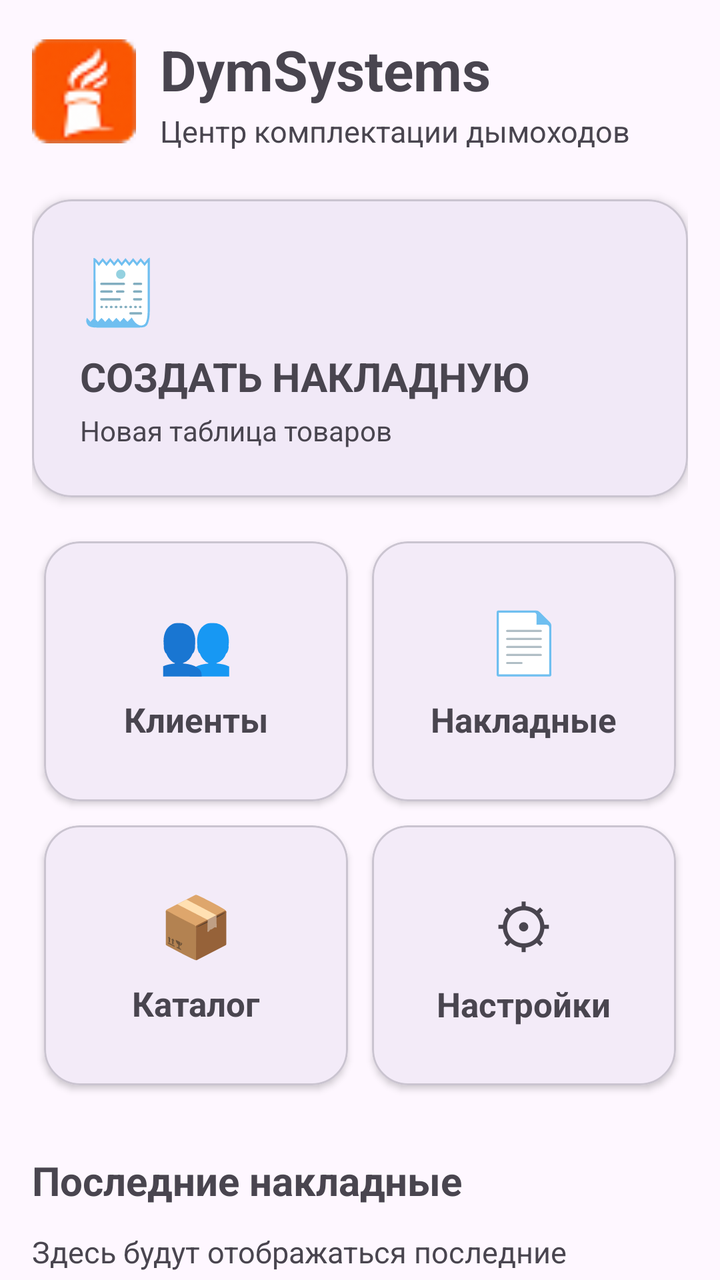
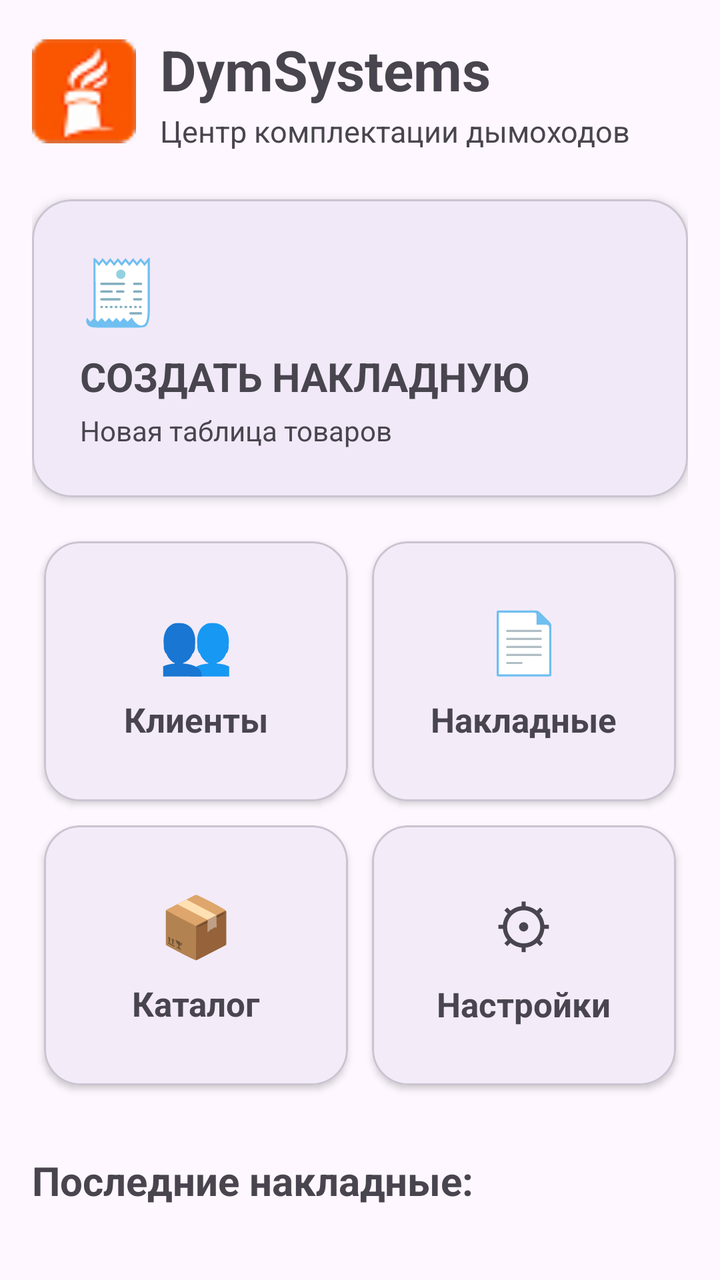

Before-and-after screenshots of an Android layout around one commit, followed by the original layout XML and the change that was made.
<!-- AndroidManifest.xml: application theme Theme.Dymsystem -->
<!-- res/layout/activity_main.xml -->
<?xml version="1.0" encoding="utf-8"?>
<androidx.core.widget.NestedScrollView
    xmlns:android="http://schemas.android.com/apk/res/android"
    xmlns:app="http://schemas.android.com/apk/res-auto"
    android:layout_width="match_parent"
    android:layout_height="match_parent"
    android:fillViewport="true">

    <LinearLayout
        android:id="@+id/main"
        android:layout_width="match_parent"
        android:layout_height="wrap_content"
        android:orientation="vertical"
        android:padding="16dp">

        
        <LinearLayout
            android:layout_width="match_parent"
            android:layout_height="wrap_content"
            android:gravity="center_vertical"
            android:orientation="horizontal">

            <ImageView
                android:layout_width="52dp"
                android:layout_height="52dp"
                android:contentDescription="Логотип"
                android:scaleType="fitCenter"
                android:src="@drawable/logo" />

            <LinearLayout
                android:layout_width="wrap_content"
                android:layout_height="wrap_content"
                android:layout_marginStart="12dp"
                android:orientation="vertical">

                <TextView
                    android:layout_width="wrap_content"
                    android:layout_height="wrap_content"
                    android:text="DymSystems"
                    android:textSize="28sp"
                    android:textStyle="bold" />

                <TextView
                    android:layout_width="wrap_content"
                    android:layout_height="wrap_content"
                    android:layout_marginTop="2dp"
                    android:text="Центр комплектации дымоходов"
                    android:textSize="15sp" />

            </LinearLayout>

        </LinearLayout>

        
        <com.google.android.material.card.MaterialCardView
            android:id="@+id/cardCreateInvoice"
            android:layout_width="match_parent"
            android:layout_height="wrap_content"
            android:layout_marginTop="24dp"
            android:clickable="true"
            android:focusable="true"
            app:cardCornerRadius="20dp"
            app:cardElevation="3dp">

            <LinearLayout
                android:layout_width="match_parent"
                android:layout_height="wrap_content"
                android:gravity="center_vertical"
                android:orientation="vertical"
                android:padding="24dp">

                <TextView
                    android:layout_width="wrap_content"
                    android:layout_height="wrap_content"
                    android:text="🧾"
                    android:textSize="32sp" />

                <TextView
                    android:layout_width="wrap_content"
                    android:layout_height="wrap_content"
                    android:layout_marginTop="8dp"
                    android:text="СОЗДАТЬ НАКЛАДНУЮ"
                    android:textSize="20sp"
                    android:textStyle="bold" />

                <TextView
                    android:layout_width="wrap_content"
                    android:layout_height="wrap_content"
                    android:layout_marginTop="4dp"
                    android:text="Новая таблица товаров"
                    android:textSize="14sp" />

            </LinearLayout>

        </com.google.android.material.card.MaterialCardView>

        
        <GridLayout
            android:layout_width="match_parent"
            android:layout_height="wrap_content"
            android:layout_marginTop="16dp"
            android:columnCount="2"
            android:rowCount="2"
            android:useDefaultMargins="false">

            <com.google.android.material.card.MaterialCardView
                android:id="@+id/cardClients"
                android:layout_width="0dp"
                android:layout_height="130dp"
                android:layout_columnWeight="1"
                android:layout_margin="6dp"
                android:clickable="true"
                android:focusable="true"
                app:cardCornerRadius="18dp"
                app:cardElevation="2dp">

                <LinearLayout
                    android:layout_width="match_parent"
                    android:layout_height="match_parent"
                    android:gravity="center"
                    android:orientation="vertical"
                    android:padding="16dp">

                    <TextView
                        android:layout_width="wrap_content"
                        android:layout_height="wrap_content"
                        android:text="👥"
                        android:textSize="30sp" />

                    <TextView
                        android:layout_width="wrap_content"
                        android:layout_height="wrap_content"
                        android:layout_marginTop="8dp"
                        android:text="Клиенты"
                        android:textSize="17sp"
                        android:textStyle="bold" />

                </LinearLayout>

            </com.google.android.material.card.MaterialCardView>

            <com.google.android.material.card.MaterialCardView
                android:layout_width="0dp"
                android:layout_height="130dp"
                android:layout_columnWeight="1"
                android:layout_margin="6dp"
                android:clickable="true"
                android:focusable="true"
                app:cardCornerRadius="18dp"
                app:cardElevation="2dp">

                <LinearLayout
                    android:layout_width="match_parent"
                    android:layout_height="match_parent"
                    android:gravity="center"
                    android:orientation="vertical"
                    android:padding="16dp">

                    <TextView
                        android:layout_width="wrap_content"
                        android:layout_height="wrap_content"
                        android:text="📄"
                        android:textSize="30sp" />

                    <TextView
                        android:layout_width="wrap_content"
                        android:layout_height="wrap_content"
                        android:layout_marginTop="8dp"
                        android:text="Накладные"
                        android:textSize="17sp"
                        android:textStyle="bold" />

                </LinearLayout>

            </com.google.android.material.card.MaterialCardView>

            <com.google.android.material.card.MaterialCardView
                android:layout_width="0dp"
                android:layout_height="130dp"
                android:layout_columnWeight="1"
                android:layout_margin="6dp"
                android:clickable="true"
                android:focusable="true"
                app:cardCornerRadius="18dp"
                app:cardElevation="2dp">

                <LinearLayout
                    android:layout_width="match_parent"
                    android:layout_height="match_parent"
                    android:gravity="center"
                    android:orientation="vertical"
                    android:padding="16dp">

                    <TextView
                        android:layout_width="wrap_content"
                        android:layout_height="wrap_content"
                        android:text="📦"
                        android:textSize="30sp" />

                    <TextView
                        android:layout_width="wrap_content"
                        android:layout_height="wrap_content"
                        android:layout_marginTop="8dp"
                        android:text="Каталог"
                        android:textSize="17sp"
                        android:textStyle="bold" />

                </LinearLayout>

            </com.google.android.material.card.MaterialCardView>

            <com.google.android.material.card.MaterialCardView
                android:layout_width="0dp"
                android:layout_height="130dp"
                android:layout_columnWeight="1"
                android:layout_margin="6dp"
                android:clickable="true"
                android:focusable="true"
                app:cardCornerRadius="18dp"
                app:cardElevation="2dp">

                <LinearLayout
                    android:layout_width="match_parent"
                    android:layout_height="match_parent"
                    android:gravity="center"
                    android:orientation="vertical"
                    android:padding="16dp">

                    <TextView
                        android:layout_width="wrap_content"
                        android:layout_height="wrap_content"
                        android:text="⚙"
                        android:textSize="30sp" />

                    <TextView
                        android:layout_width="wrap_content"
                        android:layout_height="wrap_content"
                        android:layout_marginTop="8dp"
                        android:text="Настройки"
                        android:textSize="17sp"
                        android:textStyle="bold" />

                </LinearLayout>

            </com.google.android.material.card.MaterialCardView>

        </GridLayout>

        
        <TextView
            android:layout_width="wrap_content"
            android:layout_height="wrap_content"
            android:layout_marginTop="28dp"
            android:text="Последние накладные"
            android:textSize="20sp"
            android:textStyle="bold" />

        <TextView
            android:layout_width="match_parent"
            android:layout_height="wrap_content"
            android:layout_marginTop="12dp"
            android:text="Здесь будут отображаться последние созданные накладные."
            android:textSize="15sp" />

    </LinearLayout>

</androidx.core.widget.NestedScrollView>
<!-- resources referenced by this layout -->
<resources>
  <!-- drawable logo: png bitmap (drawable, 1902 bytes) -->
  <style name="Theme.Dymsystem" parent="Base.Theme.Dymsystem" />
  <style name="Base.Theme.Dymsystem" parent="Theme.Material3.DayNight.NoActionBar">
          
          
      </style>
</resources>

<!-- the commit's change to res/layout/activity_main.xml (unified diff, before → after) -->
@@ -140,23 +140,25 @@
             </com.google.android.material.card.MaterialCardView>
 
             <com.google.android.material.card.MaterialCardView
-                android:layout_width="0dp"
-                android:layout_height="130dp"
-                android:layout_columnWeight="1"
-                android:layout_margin="6dp"
-                android:clickable="true"
-                android:focusable="true"
-                app:cardCornerRadius="18dp"
-                app:cardElevation="2dp">
-
-                <LinearLayout
-                    android:layout_width="match_parent"
-                    android:layout_height="match_parent"
-                    android:gravity="center"
-                    android:orientation="vertical"
-                    android:padding="16dp">
-
-                    <TextView
+                android:id="@+id/cardInvoices"
+                android:layout_width="0dp"
+                android:layout_height="130dp"
+                android:layout_columnWeight="1"
+                android:layout_margin="6dp"
+                android:clickable="true"
+                android:focusable="true"
+                app:cardCornerRadius="18dp"
+                app:cardElevation="2dp">
+
+                <LinearLayout
+                    android:layout_width="match_parent"
+                    android:layout_height="match_parent"
+                    android:gravity="center"
+                    android:orientation="vertical"
+                    android:padding="16dp">
+
+                    <TextView
+
                         android:layout_width="wrap_content"
                         android:layout_height="wrap_content"
                         android:text="📄"
@@ -251,16 +253,16 @@
             android:layout_width="wrap_content"
             android:layout_height="wrap_content"
             android:layout_marginTop="28dp"
-            android:text="Последние накладные"
+            android:text="Последние накладные:"
             android:textSize="20sp"
             android:textStyle="bold" />
 
-        <TextView
+        <androidx.recyclerview.widget.RecyclerView
+            android:id="@+id/recyclerLatestInvoices"
             android:layout_width="match_parent"
             android:layout_height="wrap_content"
             android:layout_marginTop="12dp"
-            android:text="Здесь будут отображаться последние созданные накладные."
-            android:textSize="15sp" />
+            android:nestedScrollingEnabled="false" />
 
     </LinearLayout>
 
